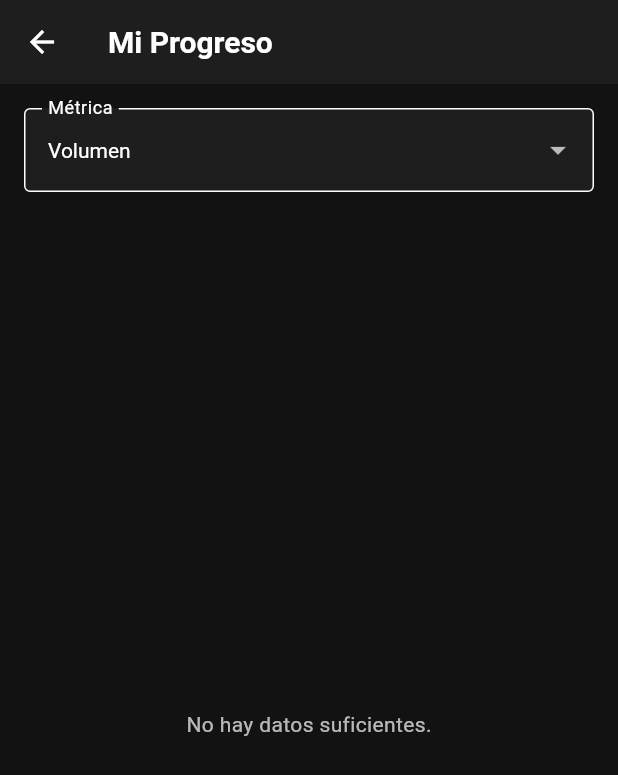
After one commit to rubenci04/gym_scientific_app, a Flutter app: the ProgressScreen screen opened directly, on a phone screen of 412 x 824 dp. The commit adds this screen. Shown: the top 775 px of the screen. Run offline on Flutter 3.47's test engine with Material 3 defaults, Android fonts, the phone set to English and light mode, and no system bars; our stand-ins replace fl_chart, hive, hive_flutter; accounts and stored records are empty.

Commit message:
feat: Eliminar imágenes no utilizadas y agregar nuevas pantallas de progreso y lista de rutinas

```diff
--- a/lib/models/routine_model.dart
+++ b/lib/models/routine_model.dart
@@ -46,10 +46,14 @@ class WeeklyRoutine extends HiveObject {
   @HiveField(3)
   DateTime createdAt;
 
+  @HiveField(4)
+  bool isActive;
+
   WeeklyRoutine({
     required this.id,
     required this.name,
     required this.days,
     required this.createdAt,
+    this.isActive = false,
   });
 }
--- /dev/null
+++ b/lib/screens/progress_screen.dart
@@ -0,0 +1,164 @@
+import 'package:flutter/material.dart';
+import 'package:fl_chart/fl_chart.dart';
+import 'package:hive_flutter/hive_flutter.dart';
+import 'package:intl/intl.dart';
+import '../models/history_model.dart';
+import '../theme/app_colors.dart';
+
+class ProgressScreen extends StatefulWidget {
+  const ProgressScreen({super.key});
+
+  @override
+  State<ProgressScreen> createState() => _ProgressScreenState();
+}
+
+class _ProgressScreenState extends State<ProgressScreen> {
+  String _selectedMetric = 'Volumen'; // Volumen, Fuerza (1RM estimado)
+  List<WorkoutSession> _history = [];
+
+  @override
+  void initState() {
+    super.initState();
+    _loadHistory();
+  }
+
+  void _loadHistory() {
+    final box = Hive.box<WorkoutSession>('historyBox');
+    setState(() {
+      _history = box.values.toList()..sort((a, b) => a.date.compareTo(b.date));
+    });
+  }
+
+  List<FlSpot> _getSpots() {
+    List<FlSpot> spots = [];
+    for (int i = 0; i < _history.length; i++) {
+      final session = _history[i];
+      double yValue = 0;
+
+      if (_selectedMetric == 'Volumen') {
+        // Suma total de peso * reps
+        for (var ex in session.exercises) {
+          for (var set in ex.sets) {
+            yValue += set.weight * set.reps;
+          }
+        }
+      } else {
+        // Fuerza: Promedio de peso máximo levantado (simplificado)
+        // Idealmente sería por ejercicio, pero para generalizar:
+        double maxWeight = 0;
+        for (var ex in session.exercises) {
+          for (var set in ex.sets) {
+            if (set.weight > maxWeight) maxWeight = set.weight;
+          }
+        }
+        yValue = maxWeight;
+      }
+
+      spots.add(FlSpot(i.toDouble(), yValue));
+    }
+    return spots;
+  }
+
+  @override
+  Widget build(BuildContext context) {
+    final spots = _getSpots();
+
+    return Scaffold(
+      backgroundColor: AppColors.background,
+      appBar: AppBar(
+        title: const Text('Mi Progreso'),
+        backgroundColor: AppColors.surface,
+      ),
+      body: Padding(
+        padding: const EdgeInsets.all(16.0),
+        child: Column(
+          children: [
+            DropdownButtonFormField<String>(
+              value: _selectedMetric,
+              dropdownColor: AppColors.surface,
+              style: const TextStyle(color: Colors.white),
+              items: [
+                'Volumen',
+                'Fuerza Máxima',
+              ].map((e) => DropdownMenuItem(value: e, child: Text(e))).toList(),
+              onChanged: (val) => setState(() => _selectedMetric = val!),
+              decoration: const InputDecoration(
+                labelText: 'Métrica',
+                border: OutlineInputBorder(),
+                filled: true,
+                fillColor: AppColors.surface,
+              ),
+            ),
+            const SizedBox(height: 30),
+            Expanded(
+              child: spots.isEmpty
+                  ? const Center(
+                      child: Text(
+                        'No hay datos suficientes.',
+                        style: TextStyle(color: Colors.white70),
+                      ),
+                    )
+                  : LineChart(
+                      LineChartData(
+                        gridData: const FlGridData(
+                          show: true,
+                          drawVerticalLine: false,
+                        ),
+                        titlesData: FlTitlesData(
+                          leftTitles: const AxisTitles(
+                            sideTitles: SideTitles(
+                              showTitles: true,
+                              reservedSize: 40,
+                            ),
+                          ),
+                          bottomTitles: AxisTitles(
+                            sideTitles: SideTitles(
+                              showTitles: true,
+                              getTitlesWidget: (value, meta) {
+                                int index = value.toInt();
+                                if (index >= 0 && index < _history.length) {
+                                  return Text(
+                                    DateFormat.Md().format(
+                                      _history[index].date,
+                                    ),
+                                    style: const TextStyle(
+                                      color: Colors.white54,
+                                      fontSize: 10,
+                                    ),
+                                  );
+                                }
+                                return const Text('');
+                              },
+                            ),
+                          ),
+                          topTitles: const AxisTitles(
+                            sideTitles: SideTitles(showTitles: false),
+                          ),
+                          rightTitles: const AxisTitles(
+                            sideTitles: SideTitles(showTitles: false),
+                          ),
+                        ),
+                        borderData: FlBorderData(show: false),
+                        lineBarsData: [
+                          LineChartBarData(
+                            spots: spots,
+                            isCurved: true,
+                            color: AppColors.primary,
+                            barWidth: 3,
+                            isStrokeCapRound: true,
+                            dotData: const FlDotData(show: true),
+                            belowBarData: BarAreaData(
+                              show: true,
+                              color: AppColors.primary.withAlpha(51),
+                            ),
+                          ),
+                        ],
+                      ),
+                    ),
+            ),
+          ],
+        ),
+      ),
+    );
+  }
+}
--- a/pubspec.yaml
+++ b/pubspec.yaml
@@ -13,6 +13,8 @@ dependencies:
   hive: ^2.2.3
   hive_flutter: ^1.1.0
   provider: ^6.1.5+1
+  fl_chart: ^0.63.0
+  intl: ^0.18.1
 
 dev_dependencies:
   flutter_test:
```
Also changed, not shown: lib/screens/home_screen.dart (+115 -27 lines), lib/screens/routine_list_screen.dart (added, +169 -0 lines), lib/services/routine_repository.dart (added, +46 -0 lines), assets/images/body/male/front/Hombros.png (deleted), lib/models/routine_model.g.dart, pubspec.lock.
